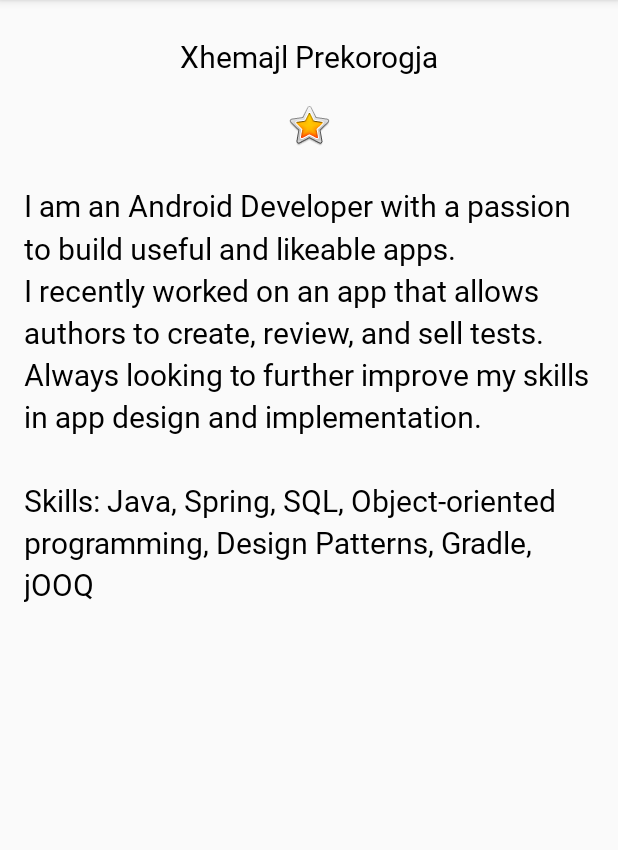
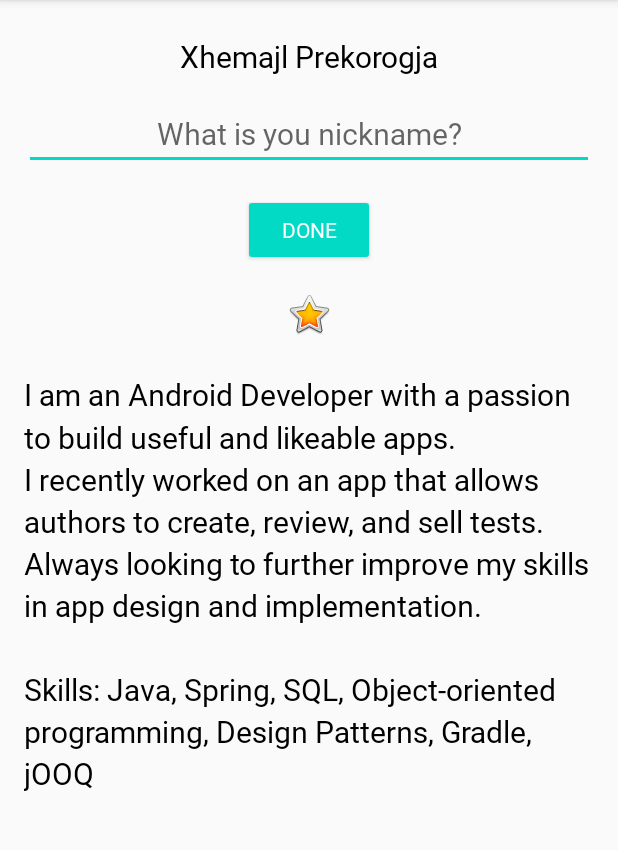
Before and after one commit to hello-xhemajl/about-me, an Android app: the screen it shows after launch (MainActivity), on a phone screen of 412 x 824 dp, the part 84-934 px from its top. Run offline under Robolectric (Android 15) with nearby library versions, the phone set to English and light mode, and no system bars.

Commit message:
Add nick name adder

```diff
--- a/app/src/main/java/helo/mali/aboutme/MainActivity.kt
+++ b/app/src/main/java/helo/mali/aboutme/MainActivity.kt
@@ -1,12 +1,39 @@
 package helo.mali.aboutme
 
+import android.content.Context
 import androidx.appcompat.app.AppCompatActivity
 import android.os.Bundle
+import android.view.View
+import android.view.inputmethod.InputMethodManager
+import android.widget.Button
+import android.widget.EditText
+import android.widget.TextView
+import kotlinx.android.synthetic.main.activity_main.*
 
 class MainActivity : AppCompatActivity() {
 
     override fun onCreate(savedInstanceState: Bundle?) {
         super.onCreate(savedInstanceState)
         setContentView(R.layout.activity_main)
+
+        findViewById<Button>(R.id.done_button).setOnClickListener {
+            bakeNickName(it)
+        }
+    }
+
+    private fun bakeNickName(button: View?) {
+        val nicknameTextView: TextView = findViewById(R.id.nick_name_text_view)
+        val nicknameEditText: EditText = findViewById(R.id.nick_name_edit_text)
+
+        nicknameTextView.text = nicknameEditText.text
+        nicknameTextView.visibility = View.VISIBLE
+
+        nicknameEditText.visibility = View.GONE
+        button!!.visibility =View.GONE
+
+        // Hide the keyboard.
+        val imm = getSystemService(Context.INPUT_METHOD_SERVICE) as InputMethodManager
+        imm.hideSoftInputFromWindow(button.windowToken, 0)
+
     }
 }
--- a/app/src/main/res/layout/activity_main.xml
+++ b/app/src/main/res/layout/activity_main.xml
@@ -15,6 +15,34 @@
         android:text="@string/name"
         android:textAlignment="center"
         style="@style/NameStyle" />
+
+    <EditText
+        android:id="@+id/nick_name_edit_text"
+        style="@style/NameStyle"
+        android:textAlignment="center"
+        android:layout_width="match_parent"
+        android:layout_height="wrap_content"
+        android:inputType="textPersonName"
+        android:hint="@string/nick_name_hint"/>
+
+    <Button
+        android:id="@+id/done_button"
+        style="@style/Widget.AppCompat.Button.Colored"
+        android:layout_gravity="center_horizontal"
+        android:layout_width="wrap_content"
+        android:layout_height="wrap_content"
+        android:layout_marginTop="@dimen/layout_margin"
+        android:fontFamily="@font/roboto"
+        android:text="@string/done" />
+
+    <TextView
+        android:id="@+id/nick_name_text_view"
+        style="@style/NameStyle"
+        android:layout_width="match_parent"
+        android:layout_height="wrap_content"
+        android:textAlignment="center"
+        android:visibility="gone"
+        android:text="" />
 
     <ImageView
         android:id="@+id/star_image"
--- a/app/src/main/res/values/strings.xml
+++ b/app/src/main/res/values/strings.xml
@@ -6,4 +6,6 @@
 \nI recently worked on an app that allows authors to create, review, and sell tests.
 \nAlways looking to further improve my skills in app design and implementation.
 \n\nSkills: Java, Spring, SQL, Object-oriented programming, Design Patterns, Gradle, jOOQ </string>
+    <string name="nick_name_hint">What is you nickname?</string>
+    <string name="done">done</string>
 </resources>
```
